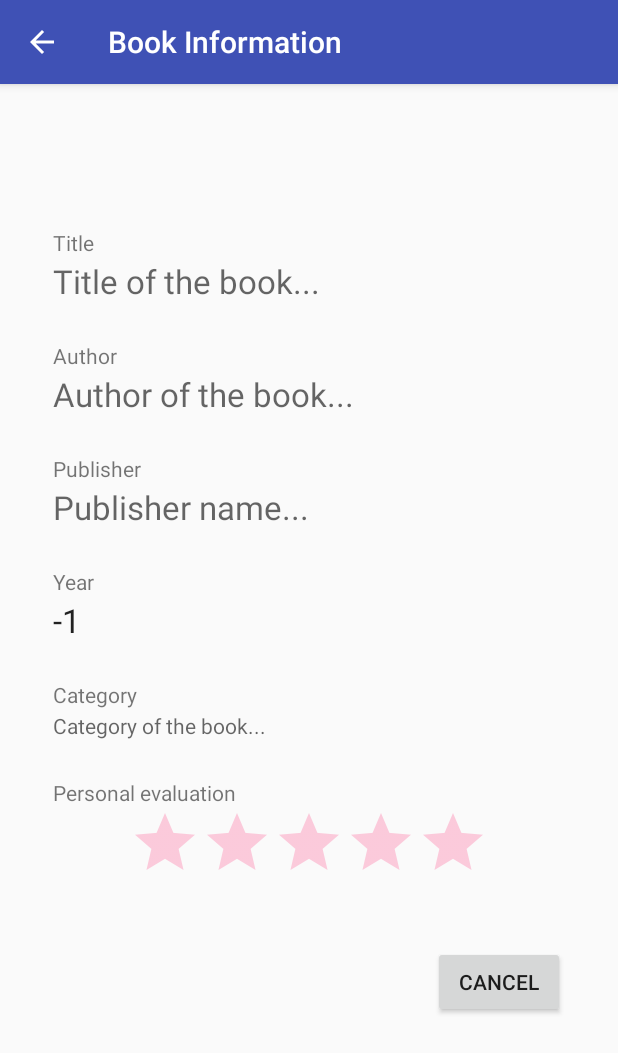
After one commit to gonzalorecio/MyBookDatabase, an Android app: the BookViewActivity screen opened directly, with no data from a screen before it, on a phone screen of 412 x 824 dp. The commit adds this screen. Shown: the top 1053 px of the screen. Run offline under Robolectric (Android 15) with nearby library versions, the phone set to English and light mode, and no system bars; 2 statements that could not run were skipped.

```diff
--- a/app/src/main/AndroidManifest.xml
+++ b/app/src/main/AndroidManifest.xml
@@ -17,7 +17,11 @@
         </activity>
         <activity android:name=".AddActivity">
 
-        </activity><!-- ATTENTION: This was auto-generated to add Google Play services to your project for
+        </activity>
+        <activity android:name=".BookViewActivity">
+
+        </activity>
+        <!-- ATTENTION: This was auto-generated to add Google Play services to your project for
      App Indexing.  See https://g.co/AppIndexing/AndroidStudio for more information. -->
         <meta-data
             android:name="com.google.android.gms.version"
--- /dev/null
+++ b/app/src/main/java/com/example/pr_idi/mydatabaseexample/BookViewActivity.java
@@ -0,0 +1,74 @@
+package com.example.pr_idi.mydatabaseexample;
+
+import android.content.Intent;
+import android.os.Bundle;
+import android.support.annotation.Nullable;
+import android.support.v7.app.AppCompatActivity;
+import android.view.MenuItem;
+import android.view.View;
+import android.widget.Button;
+import android.widget.RatingBar;
+import android.widget.TextView;
+
+import org.w3c.dom.Text;
+
+/**
+ * Created by Gonzalo on 03/01/2017.
+ */
+
+public class BookViewActivity extends AppCompatActivity {
+    TextView title;
+    TextView author;
+    TextView publisher;
+    TextView year;
+    TextView category;
+    RatingBar rating;
+
+    @Override
+    protected void onCreate(@Nullable Bundle savedInstanceState) {
+        super.onCreate(savedInstanceState);
+        setContentView(R.layout.book_view);
+
+        Intent intent = getIntent();
+
+
+
+
+        //ActionBar settings
+        if (getSupportActionBar() != null){
+            getSupportActionBar().setTitle("Book Information");
+            getSupportActionBar().setDisplayHomeAsUpEnabled(true);
+            getSupportActionBar().setDisplayShowHomeEnabled(true);
+        }
+
+        title = (TextView) findViewById(R.id.editText_title);
+        author = (TextView) findViewById(R.id.editText_author);
+        publisher = (TextView) findViewById(R.id.editText_publisher);
+        year = (TextView) findViewById(R.id.editText_year);
+        category = (TextView) findViewById(R.id.editText_category);
+        rating = (RatingBar) findViewById(R.id.ratingBar);
+
+        title.setText(intent.getStringExtra("bTitle"));
+        author.setText(intent.getStringExtra("bAuthor"));
+        publisher.setText(intent.getStringExtra("bPublisher").toUpperCase());
+        year.setText(Integer.toString(intent.getIntExtra("bYear",-1)));
+        category.setText(intent.getStringExtra("bCategory"));
+        rating.setRating(Float.parseFloat(intent.getStringExtra("bRating")));
+
+
+        Button cancel = (Button) findViewById(R.id.cancel_button);
+        cancel.setOnClickListener(new View.OnClickListener() {
+            @Override
+            public void onClick(View view) {
+                finish();
+            }
+        });
+
+    }
+
+    @Override
+    public boolean onOptionsItemSelected(MenuItem item) {
+        if (item.getItemId() == android.R.id.home) finish();
+        return super.onOptionsItemSelected(item);
+    }
+}
--- a/app/src/main/java/com/example/pr_idi/mydatabaseexample/BooksAdapter.java
+++ b/app/src/main/java/com/example/pr_idi/mydatabaseexample/BooksAdapter.java
@@ -1,6 +1,7 @@
 package com.example.pr_idi.mydatabaseexample;
 
 import android.content.DialogInterface;
+import android.content.Intent;
 import android.support.v7.app.AlertDialog;
 import android.support.v7.widget.RecyclerView;
 import android.util.Log;
@@ -26,7 +27,7 @@ public class BooksAdapter extends RecyclerView.Adapter<BooksAdapter.ViewHolder>
     // Provide a reference to the views for each data item
     // Complex data items may need more than one view per item, and
     // you provide access to all the views for a data item in a view holder
-    public static class ViewHolder extends RecyclerView.ViewHolder  {
+    public class ViewHolder extends RecyclerView.ViewHolder  {
         // each data item is just a string in this case
         public View mView;
         public TextView titleView;
@@ -46,8 +47,17 @@ public class BooksAdapter extends RecyclerView.Adapter<BooksAdapter.ViewHolder>
             v.setOnClickListener(new View.OnClickListener() {
                 @Override
                 public void onClick(View view) {
-                    //Toast.makeText("Anakin",Toast.LENGTH_SHORT);
                     Log.d("AY","short");
+                    Intent intent = new Intent(view.getContext(), BookViewActivity.class);
+                    Book book = BA.getAt(getAdapterPosition());
+                    intent.putExtra("bTitle",book.getTitle());
+                    intent.putExtra("bAuthor",book.getAuthor());
+                    intent.putExtra("bPublisher",book.getPublisher());
+                    intent.putExtra("bYear",book.getYear());
+                    intent.putExtra("bCategory",book.getCategory());
+                    intent.putExtra("bRating",book.getPersonal_evaluation());
+
+                    view.getContext().startActivity(intent);
                 }
             });
             v.setOnLongClickListener(new View.OnLongClickListener() {
@@ -125,6 +135,10 @@ public class BooksAdapter extends RecyclerView.Adapter<BooksAdapter.ViewHolder>
         //System.out.println(booksDataset.get(position).getCategory());
     }
 
+    public Book getAt(int position){
+        return booksDataset.get(position);
+    }
+
     public void removeAt(int position) {
         Book removed_book = booksDataset.get(position);
 
--- /dev/null
+++ b/app/src/main/res/layout/book_view.xml
@@ -0,0 +1,141 @@
+<?xml version="1.0" encoding="utf-8"?>
+<RelativeLayout xmlns:android="http://schemas.android.com/apk/res/android"
+    xmlns:app="http://schemas.android.com/apk/res-auto"
+    xmlns:tools="http://schemas.android.com/tools"
+    android:orientation="vertical"
+    android:layout_width="match_parent"
+    android:layout_height="wrap_content">
+
+
+    <ScrollView
+        android:layout_width="match_parent"
+        android:layout_height="wrap_content"
+        android:layout_alignParentBottom="true"
+        android:layout_alignParentStart="true">
+
+        <LinearLayout
+            android:layout_width="match_parent"
+            android:layout_height="wrap_content"
+            android:orientation="vertical"
+            android:layout_margin="35dp">
+
+
+            <TextView
+                android:text="Title"
+                android:layout_width="wrap_content"
+                android:layout_height="wrap_content"
+                android:layout_marginBottom="2px"
+                android:id="@+id/add_textView_title" />
+            <TextView
+                android:layout_width="match_parent"
+                android:layout_height="wrap_content"
+                android:layout_alignParentStart="true"
+                android:id="@+id/editText_title"
+                android:layout_marginBottom="25dp"
+                android:hint="Title of the book..."
+                style="@style/Base.TextAppearance.AppCompat.Large"
+                android:textAppearance="@android:style/TextAppearance.Material.Widget.ActionMode.Title" />
+
+
+            <TextView
+                android:text="Author"
+                android:layout_width="wrap_content"
+                android:layout_height="wrap_content"
+                android:layout_marginBottom="2px"
+                android:id="@+id/add_textView_author" />
+            <TextView
+                android:layout_width="match_parent"
+                android:layout_height="wrap_content"
+                android:id="@+id/editText_author"
+                android:layout_marginBottom="25dp"
+                android:hint="Author of the book..."
+                style="@style/Base.TextAppearance.AppCompat.Large"
+                android:textAppearance="@android:style/TextAppearance.Material.Widget.ActionMode.Title" />
+
+
+            <TextView
+                android:text="Publisher"
+                android:layout_width="wrap_content"
+                android:layout_height="wrap_content"
+                android:layout_marginBottom="2px"
+                android:id="@+id/add_textView_publisher" />
+            <TextView
+                android:layout_width="wrap_content"
+                android:layout_height="wrap_content"
+                android:layout_marginBottom="25dp"
+                android:id="@+id/editText_publisher"
+                android:hint="Publisher name..."
+                style="@style/Base.TextAppearance.AppCompat.Large"
+                android:textAppearance="@android:style/TextAppearance.Material.Widget.ActionMode.Title" />
+
+
+            <TextView
+                android:text="Year"
+                android:layout_width="wrap_content"
+                android:layout_height="wrap_content"
+                android:layout_marginBottom="2px"
+                android:id="@+id/add_textView_year" />
+            <TextView
+                android:layout_width="match_parent"
+                android:layout_height="wrap_content"
+                android:layout_marginBottom="25dp"
+                android:id="@+id/editText_year"
+                android:hint="Year of publication..."
+                style="@style/Base.TextAppearance.AppCompat.Large"
+                android:textAppearance="@android:style/TextAppearance.Material.Widget.ActionMode.Title" />
+
+
+            <TextView
+                android:text="Category"
+                android:layout_width="wrap_content"
+                android:layout_height="wrap_content"
+                android:layout_marginBottom="2px"
+                android:id="@+id/add_textView_category" />
+            <TextView
+                android:layout_width="match_parent"
+                android:layout_height="wrap_content"
+                android:layout_marginBottom="25dp"
+                android:id="@+id/editText_category"
+                android:hint="Category of the book..." />
+
+
+            <TextView
+                android:layout_width="wrap_content"
+                android:layout_height="wrap_content"
+                android:text="Personal evaluation"/>
+            <RatingBar
+                android:layout_width="wrap_content"
+                android:layout_height="wrap_content"
+                android:id="@+id/ratingBar"
+                android:layout_gravity="center"
+                android:layout_marginBottom="35dp"
+                style="@android:style/Widget.Material.RatingBar"
+                android:isIndicator="true"
+                android:focusableInTouchMode="true"
+                android:focusable="true"
+                android:clickable="true"
+                android:max="5"
+                android:numStars="5" />
+
+
+            <LinearLayout
+                android:layout_width="wrap_content"
+                android:layout_height="wrap_content"
+                android:orientation="horizontal"
+                android:layout_gravity="right"
+                android:id="@+id/save_btn"
+                android:paddingBottom="100dp">
+                <Button
+                    android:text="Cancel"
+                    android:layout_width="match_parent"
+                    android:layout_height="wrap_content"
+                    android:layout_marginBottom="10dp"
+                    android:id="@+id/cancel_button"
+                    android:elevation="7dp"/>
+            </LinearLayout>
+
+
+        </LinearLayout>
+    </ScrollView>
+
+</RelativeLayout>
```
Also changed, not shown: 1 other file.
